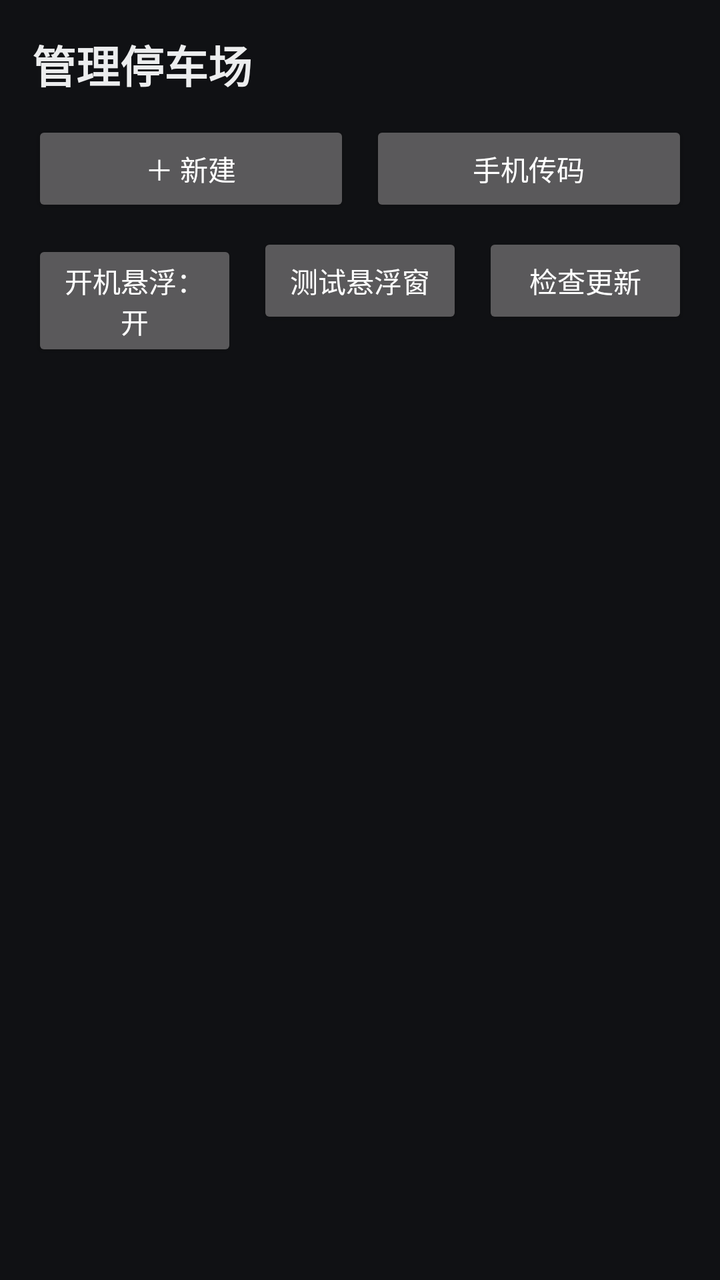
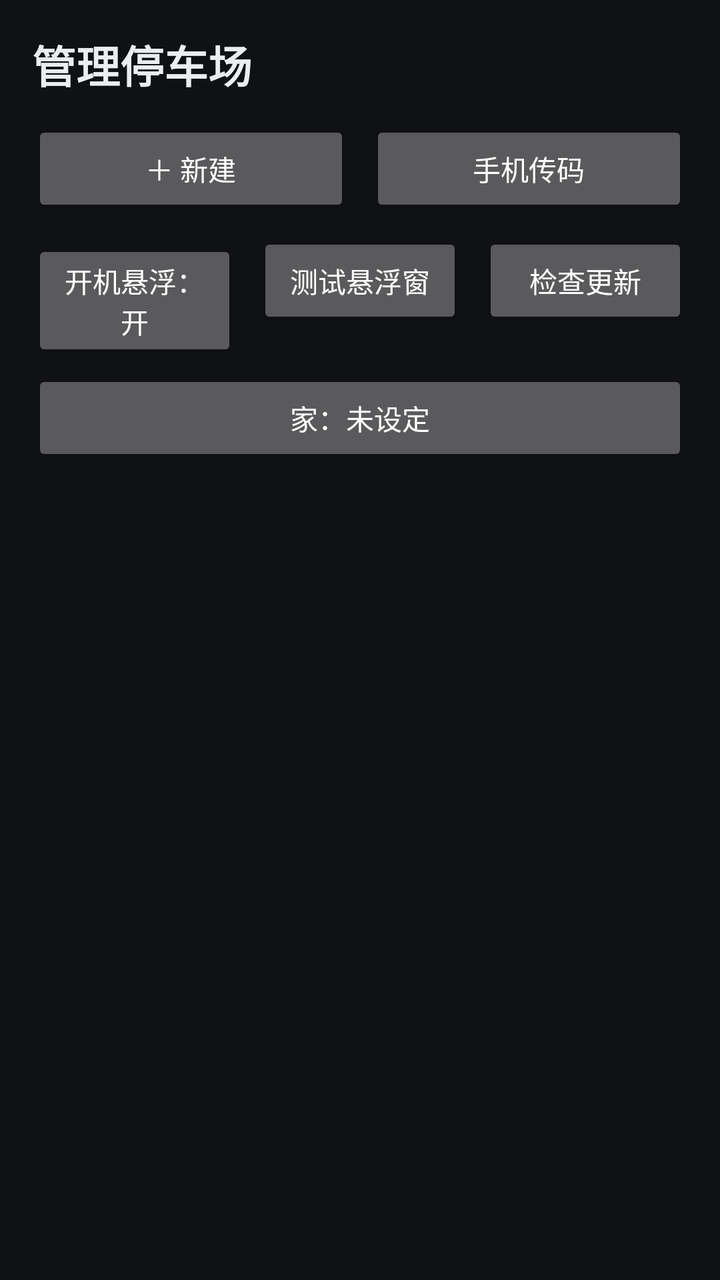

The first picture is an Android layout as it rendered before a commit; the second is the same layout after the commit. The layout source and the unified diff follow.
<!-- AndroidManifest.xml: application theme Theme.ParkQR -->
<!-- res/layout/activity_manage.xml -->
<?xml version="1.0" encoding="utf-8"?>
<LinearLayout xmlns:android="http://schemas.android.com/apk/res/android"
    android:layout_width="match_parent"
    android:layout_height="match_parent"
    android:orientation="vertical"
    android:background="@color/bg"
    android:padding="16dp">

    <TextView
        android:layout_width="match_parent"
        android:layout_height="wrap_content"
        android:textColor="@color/text"
        android:textSize="22sp"
        android:textStyle="bold"
        android:text="管理停车场" />

    <LinearLayout
        android:layout_width="match_parent"
        android:layout_height="wrap_content"
        android:layout_marginTop="12dp"
        android:orientation="horizontal">

        <Button
            android:id="@+id/btnNew"
            android:layout_width="0dp"
            android:layout_height="wrap_content"
            android:layout_weight="1"
            android:text="＋ 新建" />

        <Space android:layout_width="10dp" android:layout_height="1dp" />

        <Button
            android:id="@+id/btnServer"
            android:layout_width="0dp"
            android:layout_height="wrap_content"
            android:layout_weight="1"
            android:text="手机传码" />
    </LinearLayout>

    <LinearLayout
        android:layout_width="match_parent"
        android:layout_height="wrap_content"
        android:layout_marginTop="8dp"
        android:orientation="horizontal">

        <Button
            android:id="@+id/btnBootOverlay"
            android:layout_width="0dp"
            android:layout_height="wrap_content"
            android:layout_weight="1"
            android:text="开机悬浮：开" />

        <Space android:layout_width="10dp" android:layout_height="1dp" />

        <Button
            android:id="@+id/btnTestOverlay"
            android:layout_width="0dp"
            android:layout_height="wrap_content"
            android:layout_weight="1"
            android:text="测试悬浮窗" />

        <Space android:layout_width="10dp" android:layout_height="1dp" />

        <Button
            android:id="@+id/btnUpdate"
            android:layout_width="0dp"
            android:layout_height="wrap_content"
            android:layout_weight="1"
            android:text="检查更新" />
    </LinearLayout>

    <androidx.recyclerview.widget.RecyclerView
        android:id="@+id/list"
        android:layout_width="match_parent"
        android:layout_height="0dp"
        android:layout_weight="1"
        android:layout_marginTop="12dp"
        android:clipToPadding="false" />

    <TextView
        android:id="@+id/emptyHint"
        android:layout_width="match_parent"
        android:layout_height="wrap_content"
        android:layout_marginTop="24dp"
        android:gravity="center"
        android:textColor="@color/text_dim"
        android:visibility="gone"
        android:text="还没有停车场" />
</LinearLayout>
<!-- resources referenced by this layout -->
<resources>
  <color name="bg">#FF101114</color>
  <color name="text">#FFECEDEE</color>
  <color name="text_dim">#FF8A8F98</color>
  <style name="Theme.ParkQR" parent="Theme.MaterialComponents.NoActionBar">
          <item name="android:windowBackground">@color/bg</item>
          <item name="colorPrimary">@color/accent</item>
          <item name="colorAccent">@color/accent</item>
      </style>
  <color name="accent">#FF3B7DED</color>
</resources>

<!-- the commit's change to res/layout/activity_manage.xml (unified diff, before → after) -->
@@ -69,6 +69,13 @@
             android:text="检查更新" />
     </LinearLayout>
 
+    <Button
+        android:id="@+id/btnHome"
+        android:layout_width="match_parent"
+        android:layout_height="wrap_content"
+        android:layout_marginTop="8dp"
+        android:text="家：未设定" />
+
     <androidx.recyclerview.widget.RecyclerView
         android:id="@+id/list"
         android:layout_width="match_parent"
